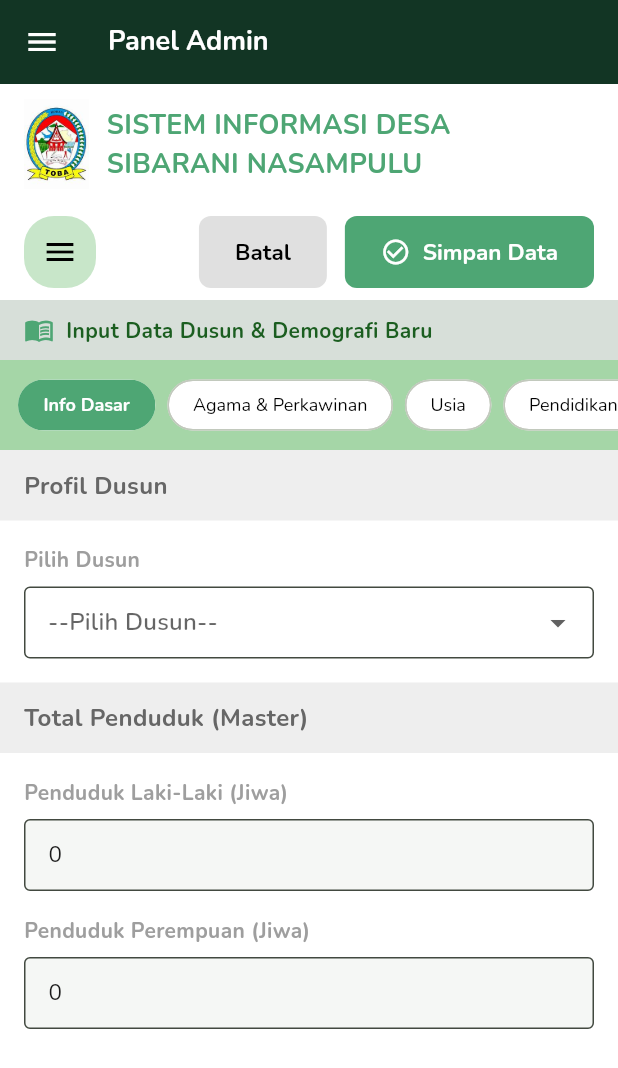
After one commit to RidhoPK21/desa-sibarani-nasampulu-app, a Flutter app: the TambahDusunScreen screen opened by its route, on a phone screen of 412 x 824 dp. The commit adds this screen. Shown: the top 1068 px of the screen. Run offline on Flutter 3.47's test engine with Material 3 defaults, Android fonts, the phone set to English and light mode, and no system bars; our stand-ins replace dio, fl_chart, flutter_riverpod, flutter_secure_storage, go_router, google_fonts; accounts and stored records are empty; network calls fail.

Commit message:
push infografis

```diff
--- /dev/null
+++ b/lib/features/admin/infografis/models/dusun_model.dart
@@ -0,0 +1,30 @@
+class DusunModel {
+  final int? id;
+  final String namaDusun;
+  final int pendudukLaki;
+  final int pendudukPerempuan;
+
+  DusunModel({
+    this.id,
+    required this.namaDusun,
+    required this.pendudukLaki,
+    required this.pendudukPerempuan,
+  });
+
+  factory DusunModel.fromJson(Map<String, dynamic> json) {
+    return DusunModel(
+      id: json['id'],
+      namaDusun: json['nama_dusun'] ?? '',
+      pendudukLaki: int.tryParse(json['penduduk_laki']?.toString() ?? '0') ?? 0,
+      pendudukPerempuan: int.tryParse(json['penduduk_perempuan']?.toString() ?? '0') ?? 0,
+    );
+  }
+
+  Map<String, dynamic> toJson() {
+    return {
+      'nama_dusun': namaDusun,
+      'penduduk_laki': pendudukLaki,
+      'penduduk_perempuan': pendudukPerempuan,
+    };
+  }
+}
--- /dev/null
+++ b/lib/features/admin/infografis/pages/tambah_dusun_screen.dart
@@ -0,0 +1,317 @@
+import 'package:flutter/material.dart';
+import 'package:flutter_riverpod/flutter_riverpod.dart';
+import 'package:go_router/go_router.dart';
+import '../providers/dusun_provider.dart';
+import '../models/dusun_model.dart';
+
+class TambahDusunScreen extends ConsumerStatefulWidget {
+  const TambahDusunScreen({super.key});
+
+  @override
+  ConsumerState<TambahDusunScreen> createState() => _TambahDusunScreenState();
+}
+
+class _TambahDusunScreenState extends ConsumerState<TambahDusunScreen> {
+  final _formKey = GlobalKey<FormState>();
+  String? _selectedDusun;
+  final _lakiCtrl = TextEditingController(text: '0');
+  final _perempuanCtrl = TextEditingController(text: '0');
+  bool _isSaving = false;
+  int _activeTabIndex = 0;
+
+  final List<String> _tabs = [
+    "Info Dasar",
+    "Agama & Perkawinan",
+    "Usia",
+    "Pendidikan",
+    "Pekerjaan"
+  ];
+
+  final List<String> _dusunOptions = ["Dusun 1", "Dusun 2", "Dusun 3"];
+
+  @override
+  void dispose() {
+    _lakiCtrl.dispose();
+    _perempuanCtrl.dispose();
+    super.dispose();
+  }
+
+  Future<void> _simpanData() async {
+    if (_selectedDusun == null) {
+      ScaffoldMessenger.of(context).showSnackBar(
+        const SnackBar(content: Text("Pilih Dusun terlebih dahulu")),
+      );
+      return;
+    }
+    if (!_formKey.currentState!.validate()) return;
+
+    setState(() => _isSaving = true);
+
+    try {
+      final newDusun = DusunModel(
+        namaDusun: _selectedDusun!,
+        pendudukLaki: int.parse(_lakiCtrl.text),
+        pendudukPerempuan: int.parse(_perempuanCtrl.text),
+      );
+
+      await ref.read(dusunListProvider.notifier).addDusun(newDusun);
+
+      if (mounted) {
+        ScaffoldMessenger.of(context).showSnackBar(
+          const SnackBar(content: Text("Data Dusun Berhasil Disimpan!")),
+        );
+        context.pop();
+      }
+    } catch (e) {
+      if (mounted) {
+        ScaffoldMessenger.of(context).showSnackBar(
+          SnackBar(
+              content: Text("Gagal menyimpan: $e"),
+              backgroundColor: Colors.red),
+        );
+      }
+    } finally {
+      if (mounted) setState(() => _isSaving = false);
+    }
+  }
+
+  @override
+  Widget build(BuildContext context) {
+    const primaryGreen = Color(0xFF4EA674);
+    const lightGreenBg = Color(0xFFE8F5E9);
+    const greyBg = Color(0xFFF5F5F5);
+
+    return Scaffold(
+      backgroundColor: Colors.white,
+      body: SafeArea(
+        child: Column(
+          children: [
+            // --- HEADER ---
+            Padding(
+              padding: const EdgeInsets.symmetric(horizontal: 16, vertical: 10),
+              child: Row(
+                children: [
+                  Image.asset(
+                    'assets/logo-toba.jpg',
+                    height: 60,
+                    errorBuilder: (context, error, stackTrace) =>
+                        const Icon(Icons.account_balance, size: 50, color: primaryGreen),
+                  ),
+                  const SizedBox(width: 12),
+                  const Expanded(
+                    child: Column(
+                      crossAxisAlignment: CrossAxisAlignment.start,
+                      children: [
+                        Text(
+                          "SISTEM INFORMASI DESA",
+                          style: TextStyle(
+                            color: primaryGreen,
+                            fontWeight: FontWeight.bold,
+                            fontSize: 18,
+                          ),
+                        ),
+                        Text(
+                          "SIBARANI NASAMPULU",
+                          style: TextStyle(
+                            color: primaryGreen,
+                            fontWeight: FontWeight.bold,
+                            fontSize: 18,
+                          ),
+                        ),
+                      ],
+                    ),
+                  ),
+                ],
+              ),
+            ),
+
+            // --- MENU & BUTTONS ---
+            Padding(
+              padding: const EdgeInsets.symmetric(horizontal: 16, vertical: 8),
+              child: Row(
+                children: [
+                  Container(
+                    decoration: BoxDecoration(
+                      color: const Color(0xFFC8E6C9),
+                      borderRadius: BorderRadius.circular(20),
+                    ),
+                    child: IconButton(
+                      icon: const Icon(Icons.menu, color: Colors.black),
+                      onPressed: () {},
+                    ),
+                  ),
+                  const Spacer(),
+                  ElevatedButton(
+                    onPressed: () => context.pop(),
+                    style: ElevatedButton.styleFrom(
+                      backgroundColor: Colors.grey[300],
+                      foregroundColor: Colors.black,
+                      elevation: 0,
+                      shape: RoundedRectangleBorder(borderRadius: BorderRadius.circular(8)),
+                    ),
+                    child: const Text("Batal"),
+                  ),
+                  const SizedBox(width: 12),
+                  ElevatedButton.icon(
+                    onPressed: _isSaving ? null : _simpanData,
+                    icon: _isSaving
+                        ? const SizedBox(
+                            width: 16,
+                            height: 16,
+                            child: CircularProgressIndicator(strokeWidth: 2, color: Colors.white),
+                          )
+                        : const Icon(Icons.check_circle_outline, size: 20),
+                    label: const Text("Simpan Data"),
+                    style: ElevatedButton.styleFrom(
+                      backgroundColor: primaryGreen,
+                      foregroundColor: Colors.white,
+                      elevation: 0,
+                      shape: RoundedRectangleBorder(borderRadius: BorderRadius.circular(8)),
+                    ),
+                  ),
+                ],
+              ),
+            ),
+
+            // --- BANNER ---
+            Container(
+              width: double.infinity,
+              padding: const EdgeInsets.symmetric(vertical: 10, horizontal: 16),
+              color: const Color(0xFFD7DFD9),
+              child: Row(
+                children: [
+                  const Icon(Icons.menu_book, size: 20, color: primaryGreen),
+                  const SizedBox(width: 8),
+                  const Text(
+                    "Input Data Dusun & Demografi Baru",
+                    style: TextStyle(
+                      color: Color(0xFF1B5E20),
+                      fontWeight: FontWeight.bold,
+                    ),
+                  ),
+                ],
+              ),
+            ),
+
+            // --- TABS ---
+            Container(
+              height: 60,
+              padding: const EdgeInsets.symmetric(vertical: 12),
+              color: const Color(0xFFA5D6A7),
+              child: ListView.builder(
+                scrollDirection: Axis.horizontal,
+                padding: const EdgeInsets.symmetric(horizontal: 8),
+                itemCount: _tabs.length,
+                itemBuilder: (context, index) {
+                  final isSelected = _activeTabIndex == index;
+                  return Padding(
+                    padding: const EdgeInsets.symmetric(horizontal: 4),
+                    child: ChoiceChip(
+                      label: Text(
+                        _tabs[index],
+                        style: TextStyle(
+                          color: isSelected ? Colors.white : Colors.black,
+                          fontWeight: isSelected ? FontWeight.bold : FontWeight.normal,
+                        ),
+                      ),
+                      selected: isSelected,
+                      onSelected: (val) => setState(() => _activeTabIndex = index),
+                      selectedColor: primaryGreen,
+                      backgroundColor: Colors.white,
+                      shape: RoundedRectangleBorder(borderRadius: BorderRadius.circular(20)),
+                      showCheckmark: false,
+                    ),
+                  );
+                },
+              ),
+            ),
+
+            // --- FORM CONTENT ---
+            Expanded(
+              child: SingleChildScrollView(
+                child: Form(
+                  key: _formKey,
+                  child: Column(
+                    children: [
+                      // Section Profil Dusun
+                      _buildSectionHeader("Profil Dusun"),
+                      Padding(
+                        padding: const EdgeInsets.all(16.0),
+                        child: Column(
+                          crossAxisAlignment: CrossAxisAlignment.start,
+                          children: [
+                            const Text("Pilih Dusun", style: TextStyle(fontWeight: FontWeight.bold, color: Colors.grey)),
+                            const SizedBox(height: 8),
+                            DropdownButtonFormField<String>(
+                              value: _selectedDusun,
+                              decoration: InputDecoration(
+                                border: const OutlineInputBorder(),
+                                contentPadding: const EdgeInsets.symmetric(horizontal: 12),
+                                filled: true,
+                                fillColor: Colors.white,
+                              ),
+                              hint: const Text("--Pilih Dusun--"),
+                              items: _dusunOptions.map((e) {
+                                return DropdownMenuItem(value: e, child: Text(e));
+                              }).toList(),
+                              onChanged: (val) => setState(() => _selectedDusun = val),
+                            ),
+                          ],
+                        ),
+                      ),
+
+                      // Section Total Penduduk
+                      _buildSectionHeader("Total Penduduk (Master)"),
+                      Padding(
+                        padding: const EdgeInsets.all(16.0),
+                        child: Column(
+                          crossAxisAlignment: CrossAxisAlignment.start,
+                          children: [
+                            const Text("Penduduk Laki-Laki (Jiwa)", style: TextStyle(fontWeight: FontWeight.bold, color: Colors.grey)),
+                            const SizedBox(height: 8),
+                            TextFormField(
+                              controller: _lakiCtrl,
+                              keyboardType: TextInputType.number,
+                              decoration: const InputDecoration(
+                                border: OutlineInputBorder(),
+                                contentPadding: EdgeInsets.symmetric(horizontal: 12),
+                              ),
+                            ),
+                            const SizedBox(height: 16),
+                            const Text("Penduduk Perempuan (Jiwa)", style: TextStyle(fontWeight: FontWeight.bold, color: Colors.grey)),
+                            const SizedBox(height: 8),
+                            TextFormField(
+                              controller: _perempuanCtrl,
+                              keyboardType: TextInputType.number,
+                              decoration: const InputDecoration(
+                                border: OutlineInputBorder(),
+                                contentPadding: EdgeInsets.symmetric(horizontal: 12),
+                              ),
+                            ),
+                          ],
+                        ),
+                      ),
+                      const SizedBox(height: 40),
+                    ],
+                  ),
+                ),
+              ),
+            ),
+          ],
+        ),
+      ),
+    );
+  }
+
+  Widget _buildSectionHeader(String title) {
+    return Container(
+      width: double.infinity,
+      padding: const EdgeInsets.symmetric(vertical: 12, horizontal: 16),
+      color: const Color(0xFFEEEEEE),
+      child: Text(
+        title,
+        style: const TextStyle(fontWeight: FontWeight.bold, fontSize: 16),
+      ),
+    );
+  }
+}
--- /dev/null
+++ b/lib/features/admin/infografis/providers/dusun_provider.dart
@@ -0,0 +1,39 @@
+import 'package:flutter_riverpod/flutter_riverpod.dart';
+import '../../../../core/network/api_client.dart';
+import '../models/dusun_model.dart';
+
+// Provider untuk mengambil daftar dusun
+final dusunListProvider = AsyncNotifierProvider<DusunNotifier, List<DusunModel>>(() {
+  return DusunNotifier();
+});
+
+class DusunNotifier extends AsyncNotifier<List<DusunModel>> {
+  @override
+  Future<List<DusunModel>> build() async {
+    return _fetchDusuns();
+  }
+
+  Future<List<DusunModel>> _fetchDusuns() async {
+    final response = await api.get('/statistic/dusun');
+    final List data = response.data['data'] ?? [];
+    return data.map((e) => DusunModel.fromJson(e)).toList();
+  }
+
+  // Refresh data secara paksa
+  Future<void> refresh() async {
+    state = const AsyncLoading();
+    state = await AsyncValue.guard(() => _fetchDusuns());
+  }
+
+  // Tambah Dusun Baru
+  Future<void> addDusun(DusunModel dusun) async {
+    await api.post('/statistic/dusun', data: dusun.toJson());
+    await refresh(); // Refresh list setelah menambah
+  }
+
+  // Hapus Dusun
+  Future<void> deleteDusun(int id) async {
+    await api.delete('/statistic/dusun/$id');
+    await refresh();
+  }
+}
--- a/lib/shared/layouts/admin_layout.dart
+++ b/lib/shared/layouts/admin_layout.dart
@@ -27,24 +27,35 @@ class AdminLayout extends ConsumerWidget {
       drawer: Drawer(
         child: ListView(
           children: [
-            const DrawerHeader(
-              decoration: BoxDecoration(color: Color(0xFF123524)),
+            DrawerHeader(
+              decoration: const BoxDecoration(color: Color(0xFF123524)),
               child: Column(
                 crossAxisAlignment: CrossAxisAlignment.start,
-                mainAxisAlignment: MainAxisAlignment.end,
                 children: [
-                  Text(
+                  Container(
+                    width: 50,
+                    height: 50,
+                    decoration: BoxDecoration(
+                      color: Colors.white,
+                      borderRadius: BorderRadius.circular(10),
+                    ),
+                    child: ClipRRect(
+                      borderRadius: BorderRadius.circular(10),
+                      child: Image.asset('assets/logo-toba.jpg', fit: BoxFit.cover),
+                    ),
+                  ),
+                  const Spacer(),
+                  const Text(
                     'Menu Admin',
                     style: TextStyle(
                       color: Colors.white,
-                      fontSize: 22,
+                      fontSize: 20,
                       fontWeight: FontWeight.w800,
                     ),
                   ),
-                  SizedBox(height: 6),
-                  Text(
-                    'Kelola konten dan statistik desa',
-                    style: TextStyle(color: Colors.white70),
+                  const Text(
+                    'Sibarani Nasampulu',
+                    style: TextStyle(color: Colors.white70, fontSize: 12),
                   ),
                 ],
               ),
@@ -52,14 +63,20 @@ class AdminLayout extends ConsumerWidget {
             _AdminMenuTile(
               icon: Icons.dashboard_rounded,
               title: 'Dashboard',
-              selected: location == '/admin',
-              onTap: () => context.go('/admin'),
+              selected: location == '/admin' || location.startsWith('/admin/infografis'),
+              onTap: () {
+                Navigator.pop(context); // Tutup drawer
+                context.go('/admin');
+              },
             ),
             _AdminMenuTile(
               icon: Icons.bar_chart_rounded,
               title: 'Kelola IDM',
               selected: location == '/admin/idm',
-              onTap: () => context.go('/admin/idm'),
+              onTap: () {
+                Navigator.pop(context); // Tutup drawer
+                context.go('/admin/idm');
+              },
             ),
             const Divider(height: 24),
             ListTile(
--- a/pubspec.yaml
+++ b/pubspec.yaml
@@ -65,9 +65,8 @@ flutter:
   uses-material-design: true
 
   # To add assets to your application, add an assets section, like this:
-  # assets:
-  #   - images/a_dot_burr.jpeg
-  #   - images/a_dot_ham.jpeg
+  assets:
+    - assets/logo-toba.jpg
 
   # An image asset can refer to one or more resolution-specific "variants", see
   # https://flutter.dev/to/resolution-aware-images
```
Also changed, not shown: lib/core/router/app_router.dart (+55 -27 lines), lib/features/admin/infografis/pages/infografis_screen.dart (added, +190 -0 lines), assets/logo-toba.jpg (added).
